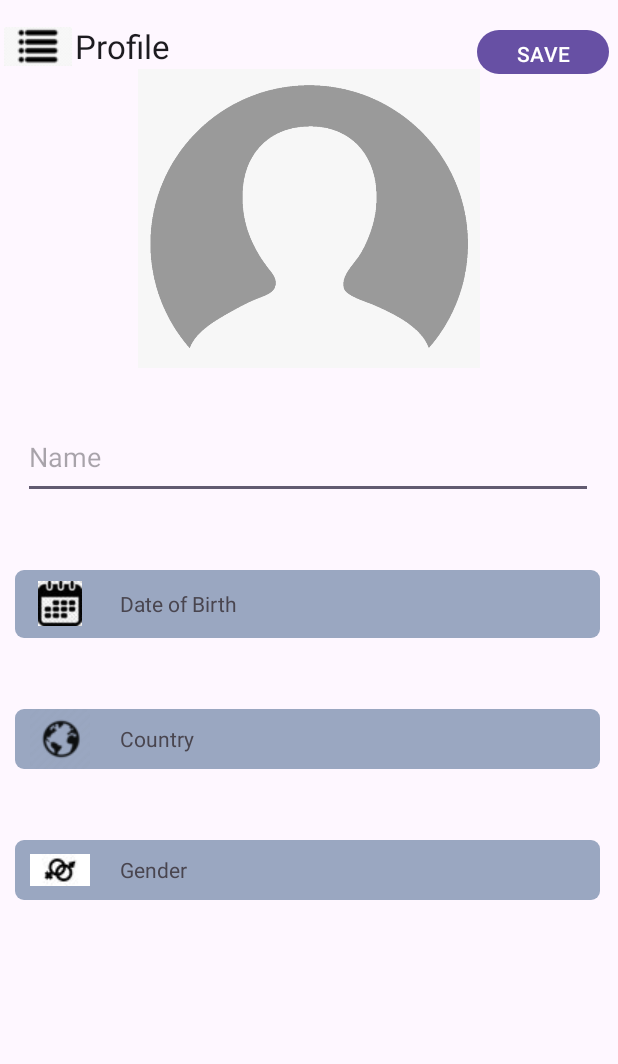
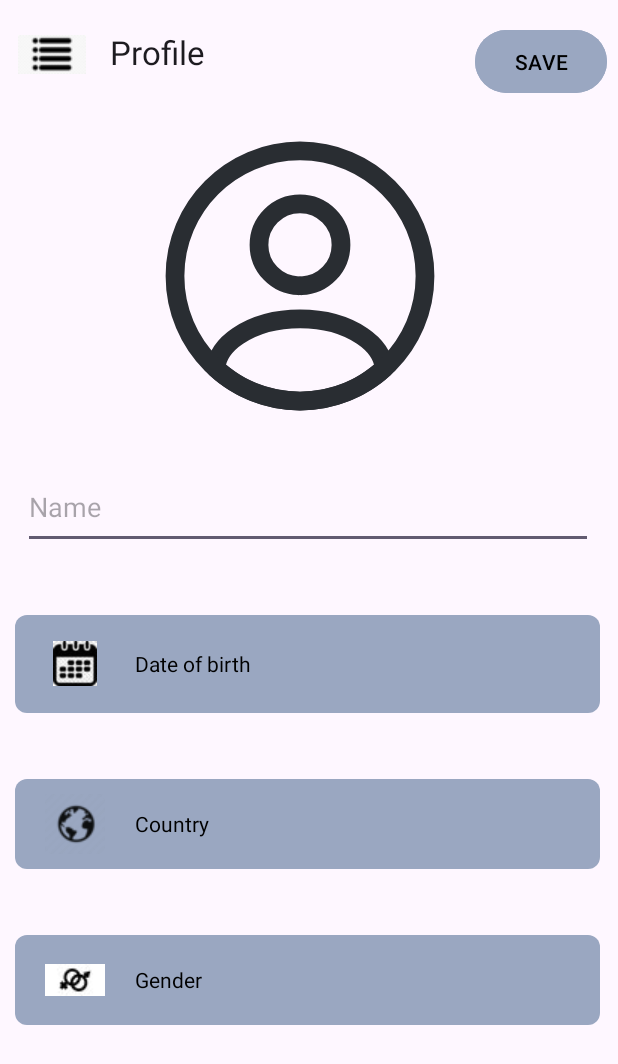
Before and after one commit to Fruzzy07/AndroidFinal, an Android app: the screen it shows after launch (MainActivity), on a phone screen of 412 x 824 dp. Shown: the top 1064 px of the screen. Run offline under Robolectric (Android 15) with nearby library versions, the phone set to English and light mode, and no system bars.

Commit message:
reworked activity

```diff
--- a/app/src/main/res/drawable/button_background.xml
+++ b/app/src/main/res/drawable/button_background.xml
@@ -1,4 +1,5 @@
-<shape xmlns:android="http://schemas.android.com/apk/res/android">
-    <corners android:radius="6dp" />
-    <solid android:color="@color/greyblue" />
+<shape xmlns:android="http://schemas.android.com/apk/res/android"
+    android:shape="rectangle">
+    <solid android:color="@color/greyblue"/> <!-- Change to your desired color -->
+    <corners android:radius="8dp"/> <!-- Adjust to round corners if needed -->
 </shape>
--- /dev/null
+++ b/app/src/main/res/drawable/profile.xml
@@ -0,0 +1,12 @@
+<vector xmlns:android="http://schemas.android.com/apk/res/android"
+    android:width="200dp"
+    android:height="200dp"
+    android:viewportWidth="20"
+    android:viewportHeight="20">
+  <path
+      android:pathData="M10,12C13.785,12 16.958,14.214 17.784,18L2.216,18C3.042,14.214 6.215,12 10,12M6,6C6,3.794 7.794,2 10,2C12.206,2 14,3.794 14,6C14,8.206 12.206,10 10,10C7.794,10 6,8.206 6,6M13.758,10.673C15.124,9.574 16,7.89 16,6C16,2.686 13.314,0 10,0C6.686,0 4,2.686 4,6C4,7.89 4.876,9.574 6.242,10.673C2.583,12.048 0,15.445 0,20L20,20C20,15.445 17.417,12.048 13.758,10.673"
+      android:strokeWidth="1"
+      android:fillColor="#000000"
+      android:fillType="evenOdd"
+      android:strokeColor="#00000000"/>
+</vector>
--- /dev/null
+++ b/app/src/main/res/drawable/profile_1.xml
@@ -0,0 +1,27 @@
+<vector xmlns:android="http://schemas.android.com/apk/res/android"
+    android:width="200dp"
+    android:height="200dp"
+    android:viewportWidth="24"
+    android:viewportHeight="24">
+  <path
+      android:pathData="M12.12,12.78C12.05,12.77 11.96,12.77 11.88,12.78C10.12,12.72 8.72,11.28 8.72,9.51C8.72,7.7 10.18,6.23 12,6.23C13.81,6.23 15.28,7.7 15.28,9.51C15.27,11.28 13.88,12.72 12.12,12.78Z"
+      android:strokeLineJoin="round"
+      android:strokeWidth="1.5"
+      android:fillColor="#00000000"
+      android:strokeColor="#292D32"
+      android:strokeLineCap="round"/>
+  <path
+      android:pathData="M18.74,19.38C16.96,21.01 14.6,22 12,22C9.4,22 7.04,21.01 5.26,19.38C5.36,18.44 5.96,17.52 7.03,16.8C9.77,14.98 14.25,14.98 16.97,16.8C18.04,17.52 18.64,18.44 18.74,19.38Z"
+      android:strokeLineJoin="round"
+      android:strokeWidth="1.5"
+      android:fillColor="#00000000"
+      android:strokeColor="#292D32"
+      android:strokeLineCap="round"/>
+  <path
+      android:pathData="M12,22C17.523,22 22,17.523 22,12C22,6.477 17.523,2 12,2C6.477,2 2,6.477 2,12C2,17.523 6.477,22 12,22Z"
+      android:strokeLineJoin="round"
+      android:strokeWidth="1.5"
+      android:fillColor="#00000000"
+      android:strokeColor="#292D32"
+      android:strokeLineCap="round"/>
+</vector>
--- a/app/src/main/res/layout/activity_main.xml
+++ b/app/src/main/res/layout/activity_main.xml
@@ -1,80 +1,94 @@
 <?xml version="1.0" encoding="utf-8"?>
 <RelativeLayout xmlns:android="http://schemas.android.com/apk/res/android"
+    xmlns:tools="http://schemas.android.com/tools"
     android:layout_width="match_parent"
-    android:layout_height="match_parent">
+    android:layout_height="match_parent"
+    tools:ignore="Orientation">
+    <View
+        android:id="@+id/anchor_view"
+        android:layout_width="wrap_content"
+        android:layout_height="wrap_content" />
 
-    <!-- Profile Image -->
-    <ImageView
-        android:id="@+id/profile_image"
-        android:layout_width="match_parent"
-        android:layout_height="199dp"
-        android:layout_marginTop="46dp"
-        android:src="@drawable/ic_profile" />
-
-    <!-- Back Button -->
+    <LinearLayout
+        android:id="@+id/my_linear_layout"
+        android:layout_width="wrap_content"
+        android:layout_height="64sp"
+        android:orientation="horizontal">
         <ImageButton
             android:id="@+id/button_back"
-        android:layout_width="50dp"
-        android:layout_height="30dp"
-        android:layout_marginTop="16dp"
+            android:layout_width="wrap_content"
+            android:layout_height="48dp"
+            android:layout_marginStart="8dp"
+            android:layout_marginTop="12dp"
+            android:layout_marginEnd="12dp"
+            android:padding="4dp"
             android:background="?android:selectableItemBackground"
-        android:src="@drawable/menu2" />
+            android:src="@drawable/menu2"
+            android:contentDescription="@string/menu"
+            tools:ignore="Suspicious0dp" />
 
-    <!-- Profile Title -->
         <TextView
-        android:id="@+id/textview_profile_title"
+            android:id="@+id/title"
             android:layout_width="wrap_content"
-        android:layout_height="wrap_content"
-        android:layout_alignTop="@+id/button_back"
-        android:layout_centerHorizontal="true"
-        android:layout_toEndOf="@+id/button_back"
-        android:text="Profile"
-        android:textAppearance="@style/TextAppearance.AppCompat.Large" />
+            android:layout_height="32dp"
+            android:layout_marginTop="4dp"
+            android:layout_marginEnd="180dp"
+            android:layout_gravity="center_vertical"
+            android:text="@string/Profile"
+            android:textAppearance="@style/TextAppearance.AppCompat.Large"
+            android:contentDescription="@string/profile_description" />
 
-    <!-- Save Button -->
         <Button
             android:id="@+id/button_save"
             android:layout_width="wrap_content"
-        android:layout_height="37dp"
-        android:layout_alignParentEnd="true"
+            android:layout_height="50dp"
             android:layout_marginTop="16dp"
-        android:layout_marginEnd="6dp"
-        android:layout_marginBottom="159dp"
-        android:text="SAVE" />
+            android:backgroundTint="@color/greyblue"
+            android:text="@string/name"
+            android:textColor="@color/black"/>
+    </LinearLayout>
 
-    <!-- Name EditText -->
+    <ImageView
+        android:id="@+id/profile_image"
+        android:layout_width="wrap_content"
+        android:layout_height="200dp"
+        android:layout_marginStart="100dp"
+        android:layout_marginTop="20dp"
+        android:layout_below="@+id/my_linear_layout"
+        android:backgroundTint="@color/black"
+        android:src="@drawable/profile_1"
+        android:contentDescription="@string/loco" />
     <EditText
         android:id="@+id/edittext_name"
         android:layout_width="380dp"
         android:layout_height="56dp"
         android:layout_marginStart="15dp"
         android:layout_below="@id/profile_image"
-        android:layout_marginTop="31dp"
-        android:hint="Name"
-        android:inputType="textPersonName" />
+        android:layout_marginTop="26dp"
+        android:hint="@string/save"
+        android:inputType="textPersonName"
+        android:importantForAutofill="no" />
 
-    <!-- Container for Date of Birth -->
+
     <RelativeLayout
         android:id="@+id/container_dob"
-        android:layout_width="390dp"
+        android:layout_width="390sp"
         android:layout_height="wrap_content"
         android:layout_below="@id/edittext_name"
         android:layout_marginStart="10dp"
-        android:layout_marginTop="47dp"
+        android:layout_marginTop="44dp"
         android:background="@drawable/button_background"
         android:clickable="true"
-        android:focusable="true">
-
-        <!-- Date of Birth Icon -->
+        android:focusable="true"
+        android:padding="10dp">
         <ImageView
             android:id="@+id/calendar_image"
             android:layout_width="40dp"
             android:layout_height="30dp"
             android:layout_centerVertical="true"
             android:layout_marginStart="10dp"
-            android:src="@drawable/computer_icons_calendar_date_others_thumbnail__1_" />
-
-        <!-- Date of Birth TextView -->
+            android:src="@drawable/computer_icons_calendar_date_others_thumbnail__1_"
+            android:importantForAccessibility="no" />
         <TextView
             android:id="@+id/textview_dob"
             android:layout_width="199dp"
@@ -82,34 +96,33 @@
             android:layout_toEndOf="@id/calendar_image"
             android:layout_centerVertical="true"
             android:layout_marginStart="10dp"
-            android:text="Date of Birth"
+            android:text="@string/DOB"
+            android:textColor="@color/black"
             android:paddingStart="10dp"
             android:paddingEnd="10dp"
             android:gravity="center_vertical" />
     </RelativeLayout>
 
-    <!-- Container for Country -->
+
     <RelativeLayout
         android:id="@+id/container_country"
         android:layout_width="390dp"
         android:layout_height="wrap_content"
         android:layout_below="@id/container_dob"
         android:layout_marginStart="10dp"
-        android:layout_marginTop="47dp"
+        android:layout_marginTop="44dp"
         android:background="@drawable/button_background"
         android:clickable="true"
-        android:focusable="true">
-
-        <!-- Country Icon -->
+        android:focusable="true"
+        android:padding="10dp">
         <ImageView
             android:id="@+id/country_image"
             android:layout_width="40dp"
             android:layout_height="40dp"
             android:layout_centerVertical="true"
             android:layout_marginStart="10dp"
-            android:src="@drawable/country" />
-
-        <!-- Country TextView -->
+            android:src="@drawable/country"
+            android:importantForAccessibility="no" />
         <TextView
             android:id="@+id/textview_country"
             android:layout_width="match_parent"
@@ -117,34 +130,33 @@
             android:layout_toEndOf="@id/country_image"
             android:layout_centerVertical="true"
             android:layout_marginStart="10dp"
-            android:text="Country"
+            android:text="@string/cou"
+            android:textColor="@color/black"
             android:paddingStart="10dp"
             android:paddingEnd="10dp"
             android:gravity="center_vertical" />
     </RelativeLayout>
 
-    <!-- Container for Gender -->
+
     <RelativeLayout
         android:id="@+id/container_gender"
         android:layout_width="390dp"
         android:layout_height="wrap_content"
         android:layout_below="@id/container_country"
         android:layout_marginStart="10dp"
-        android:layout_marginTop="47dp"
+        android:layout_marginTop="44dp"
         android:background="@drawable/button_background"
         android:clickable="true"
-        android:focusable="true">
-
-        <!-- Gender Icon -->
+        android:focusable="true"
+        android:padding="10dp">
         <ImageView
             android:id="@+id/gender_image"
             android:layout_width="40dp"
             android:layout_height="40dp"
             android:layout_centerVertical="true"
             android:layout_marginStart="10dp"
-            android:src="@drawable/ic_gender" />
-
-        <!-- Gender TextView -->
+            android:src="@drawable/ic_gender"
+            android:importantForAccessibility="no" />
         <TextView
             android:id="@+id/textview_gender"
             android:layout_width="match_parent"
@@ -152,7 +164,8 @@
             android:layout_toEndOf="@id/gender_image"
             android:layout_centerVertical="true"
             android:layout_marginStart="10dp"
-            android:text="Gender"
+            android:text="@string/gender"
+            android:textColor="@color/black"
             android:paddingStart="10dp"
             android:paddingEnd="10dp"
             android:gravity="center_vertical" />
--- a/app/src/main/res/values/strings.xml
+++ b/app/src/main/res/values/strings.xml
@@ -1,5 +1,14 @@
 <resources>
     <string name="app_name">FinalProject</string>
+    <string name="menu">Menu</string>
+    <string name="loco">prpck</string>
+    <string name="Profile">Profile</string>
+    <string name="save">Name</string>
+    <string name="DOB">Date of birth</string>
+    <string name="cou">Country</string>
+    <string name="gender">Gender</string>
+    <string name="name">SAVE</string>
+    <string name="profile_description">profile_description</string>
     <string-array name="country_names">
         <item>Afghanistan</item>
         <item>Albania</item>
```
Lines whose indentation alone changed are shown as unchanged.
